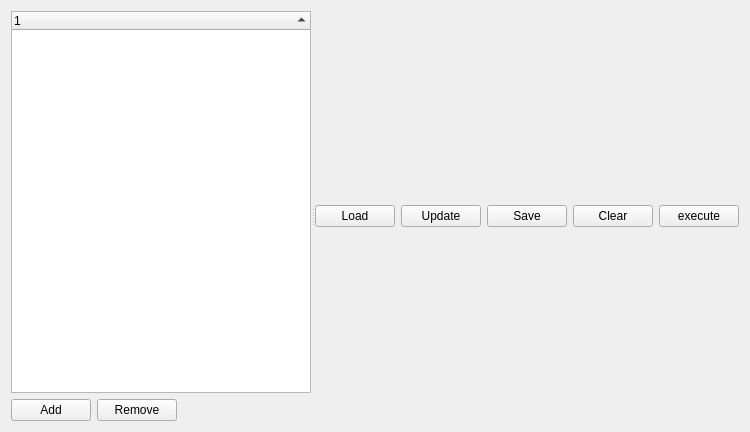
First picture: the form in src/gui/TaskGraphEditor/TaskGraphEditor.ui, repository rock-core/tools-graph_analysis, before the edit.
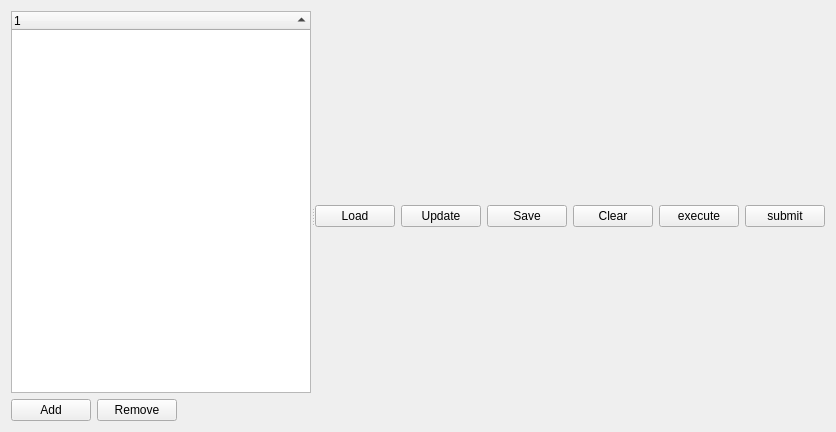
Second picture: the form after the edit.

Commit message: TaskGraphEditor: add a new window for continuous launcher operation

```diff
--- a/src/gui/TaskGraphEditor/TaskGraphEditor.ui
+++ b/src/gui/TaskGraphEditor/TaskGraphEditor.ui
@@ -137,6 +137,13 @@
            </property>
           </widget>
          </item>
+         <item>
+          <widget class="QPushButton" name="submitNetwork">
+           <property name="text">
+            <string>submit</string>
+           </property>
+          </widget>
+         </item>
         </layout>
        </item>
       </layout>
```
Left out of the diff: 2 changed lines with no effect on the pictures. The commit also changes 8 other files.
